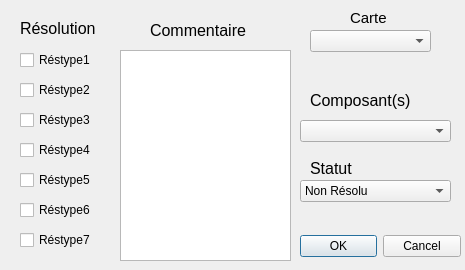
First picture: the form in addentry.ui, repository Rhaven3/Project_SP-CE, before the edit.
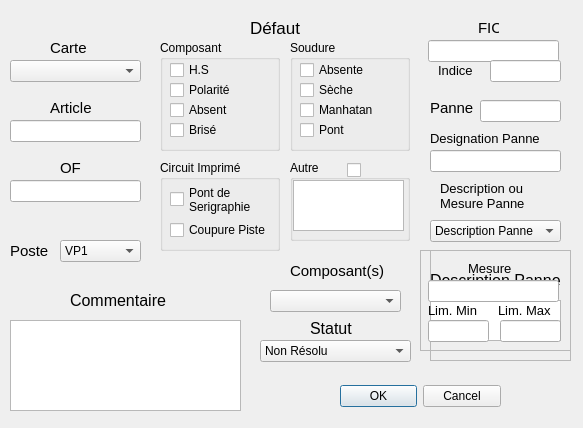
Second picture: the form after the edit.

```diff
--- a/addentry.ui
+++ b/addentry.ui
@@ -6,8 +6,8 @@
    <rect>
     <x>0</x>
     <y>0</y>
-    <width>465</width>
-    <height>270</height>
+    <width>583</width>
+    <height>428</height>
    </rect>
   </property>
   <property name="windowTitle">
@@ -16,8 +16,8 @@
   <widget class="QDialogButtonBox" name="buttonBox">
    <property name="geometry">
     <rect>
-     <x>300</x>
-     <y>230</y>
+     <x>340</x>
+     <y>380</y>
      <width>161</width>
      <height>32</height>
     </rect>
@@ -32,8 +32,8 @@
   <widget class="QLabel" name="label">
    <property name="geometry">
     <rect>
-     <x>350</x>
-     <y>10</y>
+     <x>50</x>
+     <y>40</y>
      <width>41</width>
      <height>16</height>
     </rect>
@@ -50,15 +50,15 @@
   <widget class="QLabel" name="label_5">
    <property name="geometry">
     <rect>
-     <x>310</x>
-     <y>90</y>
+     <x>290</x>
+     <y>260</y>
      <width>101</width>
      <height>21</height>
     </rect>
    </property>
    <property name="font">
     <font>
-     <pointsize>12</pointsize>
+     <pointsize>11</pointsize>
     </font>
    </property>
    <property name="text">
@@ -68,9 +68,9 @@
   <widget class="QComboBox" name="comboCarte">
    <property name="geometry">
     <rect>
-     <x>310</x>
-     <y>30</y>
-     <width>121</width>
+     <x>10</x>
+     <y>60</y>
+     <width>131</width>
      <height>22</height>
     </rect>
    </property>
@@ -78,9 +78,9 @@
   <widget class="QComboBox" name="comboComp">
    <property name="geometry">
     <rect>
-     <x>300</x>
-     <y>120</y>
-     <width>151</width>
+     <x>270</x>
+     <y>290</y>
+     <width>131</width>
      <height>22</height>
     </rect>
    </property>
@@ -89,7 +89,7 @@
    <property name="geometry">
     <rect>
      <x>310</x>
-     <y>160</y>
+     <y>320</y>
      <width>49</width>
      <height>16</height>
     </rect>
@@ -106,8 +106,8 @@
   <widget class="QComboBox" name="comboState">
    <property name="geometry">
     <rect>
-     <x>300</x>
-     <y>180</y>
+     <x>260</x>
+     <y>340</y>
      <width>151</width>
      <height>22</height>
     </rect>
@@ -131,18 +131,18 @@
   <widget class="QTextEdit" name="textEdit">
    <property name="geometry">
     <rect>
-     <x>120</x>
-     <y>50</y>
-     <width>171</width>
-     <height>211</height>
+     <x>10</x>
+     <y>320</y>
+     <width>231</width>
+     <height>91</height>
     </rect>
    </property>
   </widget>
   <widget class="QLabel" name="label_2">
    <property name="geometry">
     <rect>
-     <x>150</x>
-     <y>20</y>
+     <x>70</x>
+     <y>290</y>
      <width>101</width>
      <height>21</height>
     </rect>
@@ -156,113 +156,664 @@
     <string>Commentaire</string>
    </property>
   </widget>
-  <widget class="QCheckBox" name="R6">
-   <property name="geometry">
-    <rect>
-     <x>20</x>
-     <y>200</y>
-     <width>76</width>
-     <height>20</height>
-    </rect>
-   </property>
-   <property name="text">
-    <string>Réstype6</string>
-   </property>
-  </widget>
-  <widget class="QCheckBox" name="R3">
-   <property name="geometry">
-    <rect>
-     <x>20</x>
-     <y>110</y>
-     <width>76</width>
-     <height>20</height>
-    </rect>
-   </property>
-   <property name="text">
-    <string>Réstype3</string>
-   </property>
-  </widget>
-  <widget class="QCheckBox" name="R7">
-   <property name="geometry">
-    <rect>
-     <x>20</x>
-     <y>230</y>
-     <width>76</width>
-     <height>20</height>
-    </rect>
-   </property>
-   <property name="text">
-    <string>Réstype7</string>
-   </property>
-  </widget>
-  <widget class="QCheckBox" name="R2">
-   <property name="geometry">
-    <rect>
-     <x>20</x>
-     <y>80</y>
-     <width>76</width>
-     <height>20</height>
-    </rect>
-   </property>
-   <property name="text">
-    <string>Réstype2</string>
-   </property>
-  </widget>
   <widget class="QLabel" name="label_6">
    <property name="geometry">
     <rect>
-     <x>20</x>
+     <x>250</x>
      <y>20</y>
-     <width>81</width>
+     <width>51</width>
      <height>16</height>
     </rect>
    </property>
    <property name="font">
     <font>
-     <pointsize>12</pointsize>
+     <pointsize>13</pointsize>
     </font>
    </property>
    <property name="text">
-    <string>Résolution</string>
+    <string>Défaut</string>
    </property>
   </widget>
-  <widget class="QCheckBox" name="R1">
+  <widget class="QGroupBox" name="defComp">
    <property name="geometry">
     <rect>
-     <x>20</x>
-     <y>50</y>
-     <width>76</width>
-     <height>20</height>
+     <x>160</x>
+     <y>40</y>
+     <width>120</width>
+     <height>111</height>
     </rect>
    </property>
+   <property name="title">
+    <string>Composant</string>
+   </property>
+   <widget class="QCheckBox" name="checkHS">
+    <property name="geometry">
+     <rect>
+      <x>10</x>
+      <y>20</y>
+      <width>76</width>
+      <height>20</height>
+     </rect>
+    </property>
+    <property name="text">
+     <string>H.S</string>
+    </property>
+   </widget>
+   <widget class="QCheckBox" name="checkPolarite">
+    <property name="geometry">
+     <rect>
+      <x>10</x>
+      <y>40</y>
+      <width>61</width>
+      <height>20</height>
+     </rect>
+    </property>
+    <property name="text">
+     <string>Polarité</string>
+    </property>
+   </widget>
+   <widget class="QCheckBox" name="checkabsent">
+    <property name="geometry">
+     <rect>
+      <x>10</x>
+      <y>60</y>
+      <width>76</width>
+      <height>20</height>
+     </rect>
+    </property>
+    <property name="text">
+     <string>Absent</string>
+    </property>
+   </widget>
+   <widget class="QCheckBox" name="checkbrise">
+    <property name="geometry">
+     <rect>
+      <x>10</x>
+      <y>80</y>
+      <width>76</width>
+      <height>20</height>
+     </rect>
+    </property>
+    <property name="text">
+     <string>Brisé</string>
+    </property>
+   </widget>
+  </widget>
+  <widget class="QGroupBox" name="defCI">
+   <property name="geometry">
+    <rect>
+     <x>160</x>
+     <y>160</y>
+     <width>120</width>
+     <height>91</height>
+    </rect>
+   </property>
+   <property name="title">
+    <string>Circuit Imprimé</string>
+   </property>
+   <widget class="QCheckBox" name="checkpontseri">
+    <property name="geometry">
+     <rect>
+      <x>10</x>
+      <y>19</y>
+      <width>81</width>
+      <height>41</height>
+     </rect>
+    </property>
+    <property name="contextMenuPolicy">
+     <enum>Qt::ActionsContextMenu</enum>
+    </property>
+    <property name="acceptDrops">
+     <bool>false</bool>
+    </property>
+    <property name="text">
+     <string>Pont de 
+Serigraphie</string>
+    </property>
+   </widget>
+   <widget class="QCheckBox" name="checkPiste">
+    <property name="geometry">
+     <rect>
+      <x>10</x>
+      <y>60</y>
+      <width>101</width>
+      <height>20</height>
+     </rect>
+    </property>
+    <property name="text">
+     <string>Coupure Piste</string>
+    </property>
+   </widget>
+  </widget>
+  <widget class="QGroupBox" name="defSoudure">
+   <property name="geometry">
+    <rect>
+     <x>290</x>
+     <y>40</y>
+     <width>120</width>
+     <height>111</height>
+    </rect>
+   </property>
+   <property name="title">
+    <string>Soudure</string>
+   </property>
+   <widget class="QCheckBox" name="checkabsente">
+    <property name="geometry">
+     <rect>
+      <x>10</x>
+      <y>20</y>
+      <width>76</width>
+      <height>20</height>
+     </rect>
+    </property>
+    <property name="text">
+     <string>Absente</string>
+    </property>
+   </widget>
+   <widget class="QCheckBox" name="checkseche">
+    <property name="geometry">
+     <rect>
+      <x>10</x>
+      <y>40</y>
+      <width>76</width>
+      <height>20</height>
+     </rect>
+    </property>
+    <property name="text">
+     <string>Sèche</string>
+    </property>
+   </widget>
+   <widget class="QCheckBox" name="checkmanhatan">
+    <property name="geometry">
+     <rect>
+      <x>10</x>
+      <y>60</y>
+      <width>76</width>
+      <height>20</height>
+     </rect>
+    </property>
+    <property name="text">
+     <string>Manhatan</string>
+    </property>
+   </widget>
+   <widget class="QCheckBox" name="checkpont">
+    <property name="geometry">
+     <rect>
+      <x>10</x>
+      <y>80</y>
+      <width>76</width>
+      <height>20</height>
+     </rect>
+    </property>
+    <property name="text">
+     <string>Pont</string>
+    </property>
+   </widget>
+  </widget>
+  <widget class="QGroupBox" name="defAutre">
+   <property name="geometry">
+    <rect>
+     <x>290</x>
+     <y>160</y>
+     <width>120</width>
+     <height>81</height>
+    </rect>
+   </property>
+   <property name="title">
+    <string>Autre</string>
+   </property>
+   <widget class="QCheckBox" name="checkautre">
+    <property name="geometry">
+     <rect>
+      <x>0</x>
+      <y>0</y>
+      <width>71</width>
+      <height>20</height>
+     </rect>
+    </property>
+    <property name="layoutDirection">
+     <enum>Qt::RightToLeft</enum>
+    </property>
+    <property name="autoFillBackground">
+     <bool>false</bool>
+    </property>
+    <property name="text">
+     <string/>
+    </property>
+   </widget>
+   <widget class="QTextEdit" name="textDefAutre">
+    <property name="geometry">
+     <rect>
+      <x>3</x>
+      <y>20</y>
+      <width>111</width>
+      <height>51</height>
+     </rect>
+    </property>
+   </widget>
+  </widget>
+  <widget class="QLineEdit" name="lineArticle">
+   <property name="geometry">
+    <rect>
+     <x>10</x>
+     <y>120</y>
+     <width>131</width>
+     <height>22</height>
+    </rect>
+   </property>
+  </widget>
+  <widget class="QLabel" name="label_3">
+   <property name="geometry">
+    <rect>
+     <x>50</x>
+     <y>100</y>
+     <width>49</width>
+     <height>16</height>
+    </rect>
+   </property>
+   <property name="font">
+    <font>
+     <pointsize>11</pointsize>
+    </font>
+   </property>
    <property name="text">
-    <string>Réstype1</string>
+    <string>Article</string>
    </property>
   </widget>
-  <widget class="QCheckBox" name="R4">
+  <widget class="QLabel" name="label_4">
    <property name="geometry">
     <rect>
-     <x>20</x>
-     <y>140</y>
-     <width>76</width>
-     <height>20</height>
+     <x>60</x>
+     <y>160</y>
+     <width>21</width>
+     <height>16</height>
     </rect>
    </property>
+   <property name="font">
+    <font>
+     <pointsize>11</pointsize>
+    </font>
+   </property>
    <property name="text">
-    <string>Réstype4</string>
+    <string>OF</string>
    </property>
   </widget>
-  <widget class="QCheckBox" name="R5">
+  <widget class="QLineEdit" name="lineOF">
    <property name="geometry">
     <rect>
-     <x>20</x>
-     <y>170</y>
-     <width>76</width>
-     <height>20</height>
+     <x>10</x>
+     <y>180</y>
+     <width>131</width>
+     <height>22</height>
     </rect>
    </property>
+  </widget>
+  <widget class="QLabel" name="label_8">
+   <property name="geometry">
+    <rect>
+     <x>478</x>
+     <y>20</y>
+     <width>21</width>
+     <height>16</height>
+    </rect>
+   </property>
+   <property name="font">
+    <font>
+     <pointsize>11</pointsize>
+    </font>
+   </property>
    <property name="text">
-    <string>Réstype5</string>
+    <string>FIC</string>
+   </property>
+  </widget>
+  <widget class="QLineEdit" name="lineFIC">
+   <property name="geometry">
+    <rect>
+     <x>428</x>
+     <y>40</y>
+     <width>131</width>
+     <height>22</height>
+    </rect>
+   </property>
+  </widget>
+  <widget class="QLabel" name="label_9">
+   <property name="geometry">
+    <rect>
+     <x>438</x>
+     <y>60</y>
+     <width>49</width>
+     <height>21</height>
+    </rect>
+   </property>
+   <property name="font">
+    <font>
+     <pointsize>10</pointsize>
+    </font>
+   </property>
+   <property name="text">
+    <string>Indice</string>
+   </property>
+  </widget>
+  <widget class="QLineEdit" name="lineIFIC">
+   <property name="geometry">
+    <rect>
+     <x>490</x>
+     <y>60</y>
+     <width>71</width>
+     <height>22</height>
+    </rect>
+   </property>
+  </widget>
+  <widget class="QLabel" name="label_10">
+   <property name="geometry">
+    <rect>
+     <x>430</x>
+     <y>100</y>
+     <width>49</width>
+     <height>16</height>
+    </rect>
+   </property>
+   <property name="font">
+    <font>
+     <pointsize>11</pointsize>
+    </font>
+   </property>
+   <property name="text">
+    <string>Panne</string>
+   </property>
+  </widget>
+  <widget class="QLineEdit" name="linePanne">
+   <property name="geometry">
+    <rect>
+     <x>480</x>
+     <y>100</y>
+     <width>81</width>
+     <height>22</height>
+    </rect>
+   </property>
+  </widget>
+  <widget class="QLineEdit" name="lineDesPanne">
+   <property name="geometry">
+    <rect>
+     <x>430</x>
+     <y>150</y>
+     <width>131</width>
+     <height>22</height>
+    </rect>
+   </property>
+  </widget>
+  <widget class="QLabel" name="label_11">
+   <property name="geometry">
+    <rect>
+     <x>430</x>
+     <y>130</y>
+     <width>121</width>
+     <height>16</height>
+    </rect>
+   </property>
+   <property name="font">
+    <font>
+     <pointsize>10</pointsize>
+    </font>
+   </property>
+   <property name="text">
+    <string>Designation Panne</string>
+   </property>
+  </widget>
+  <widget class="QComboBox" name="comboPoste">
+   <property name="geometry">
+    <rect>
+     <x>60</x>
+     <y>240</y>
+     <width>81</width>
+     <height>22</height>
+    </rect>
+   </property>
+   <item>
+    <property name="text">
+     <string>VP1</string>
+    </property>
+   </item>
+   <item>
+    <property name="text">
+     <string>VP1N</string>
+    </property>
+   </item>
+   <item>
+    <property name="text">
+     <string>VP2</string>
+    </property>
+   </item>
+   <item>
+    <property name="text">
+     <string>VP2N</string>
+    </property>
+   </item>
+   <item>
+    <property name="text">
+     <string>VP3</string>
+    </property>
+   </item>
+   <item>
+    <property name="text">
+     <string>VP3N</string>
+    </property>
+   </item>
+   <item>
+    <property name="text">
+     <string>VP4</string>
+    </property>
+   </item>
+   <item>
+    <property name="text">
+     <string>Hors Poste</string>
+    </property>
+   </item>
+  </widget>
+  <widget class="QLabel" name="label_16">
+   <property name="geometry">
+    <rect>
+     <x>10</x>
+     <y>240</y>
+     <width>49</width>
+     <height>21</height>
+    </rect>
+   </property>
+   <property name="font">
+    <font>
+     <pointsize>11</pointsize>
+    </font>
+   </property>
+   <property name="text">
+    <string>Poste</string>
+   </property>
+  </widget>
+  <widget class="QComboBox" name="comboChoicePanne">
+   <property name="geometry">
+    <rect>
+     <x>430</x>
+     <y>220</y>
+     <width>131</width>
+     <height>22</height>
+    </rect>
+   </property>
+   <item>
+    <property name="text">
+     <string>Description Panne</string>
+    </property>
+   </item>
+   <item>
+    <property name="text">
+     <string>Mesure Panne</string>
+    </property>
+   </item>
+  </widget>
+  <widget class="QFrame" name="frameDescriPanne">
+   <property name="geometry">
+    <rect>
+     <x>430</x>
+     <y>250</y>
+     <width>141</width>
+     <height>111</height>
+    </rect>
+   </property>
+   <property name="frameShape">
+    <enum>QFrame::StyledPanel</enum>
+   </property>
+   <property name="frameShadow">
+    <enum>QFrame::Raised</enum>
+   </property>
+   <widget class="QTextEdit" name="textIndicPanne">
+    <property name="geometry">
+     <rect>
+      <x>0</x>
+      <y>50</y>
+      <width>131</width>
+      <height>41</height>
+     </rect>
+    </property>
+   </widget>
+   <widget class="QLabel" name="label_15">
+    <property name="geometry">
+     <rect>
+      <x>0</x>
+      <y>20</y>
+      <width>131</width>
+      <height>21</height>
+     </rect>
+    </property>
+    <property name="font">
+     <font>
+      <pointsize>12</pointsize>
+     </font>
+    </property>
+    <property name="text">
+     <string>Description Panne</string>
+    </property>
+   </widget>
+  </widget>
+  <widget class="QFrame" name="frameMesure">
+   <property name="geometry">
+    <rect>
+     <x>420</x>
+     <y>250</y>
+     <width>151</width>
+     <height>101</height>
+    </rect>
+   </property>
+   <property name="frameShape">
+    <enum>QFrame::StyledPanel</enum>
+   </property>
+   <property name="frameShadow">
+    <enum>QFrame::Raised</enum>
+   </property>
+   <widget class="QLineEdit" name="lineMax">
+    <property name="geometry">
+     <rect>
+      <x>80</x>
+      <y>70</y>
+      <width>61</width>
+      <height>22</height>
+     </rect>
+    </property>
+   </widget>
+   <widget class="QLabel" name="label_13">
+    <property name="geometry">
+     <rect>
+      <x>8</x>
+      <y>50</y>
+      <width>61</width>
+      <height>21</height>
+     </rect>
+    </property>
+    <property name="font">
+     <font>
+      <pointsize>10</pointsize>
+     </font>
+    </property>
+    <property name="text">
+     <string>Lim. Min</string>
+    </property>
+   </widget>
+   <widget class="QLineEdit" name="lineMin">
+    <property name="geometry">
+     <rect>
+      <x>8</x>
+      <y>70</y>
+      <width>61</width>
+      <height>22</height>
+     </rect>
+    </property>
+   </widget>
+   <widget class="QLabel" name="label_14">
+    <property name="geometry">
+     <rect>
+      <x>78</x>
+      <y>50</y>
+      <width>61</width>
+      <height>21</height>
+     </rect>
+    </property>
+    <property name="font">
+     <font>
+      <pointsize>10</pointsize>
+     </font>
+    </property>
+    <property name="text">
+     <string>Lim. Max</string>
+    </property>
+   </widget>
+   <widget class="QLineEdit" name="lineMesure">
+    <property name="geometry">
+     <rect>
+      <x>8</x>
+      <y>30</y>
+      <width>131</width>
+      <height>22</height>
+     </rect>
+    </property>
+    <property name="font">
+     <font>
+      <pointsize>9</pointsize>
+     </font>
+    </property>
+   </widget>
+   <widget class="QLabel" name="label_12">
+    <property name="geometry">
+     <rect>
+      <x>48</x>
+      <y>10</y>
+      <width>49</width>
+      <height>16</height>
+     </rect>
+    </property>
+    <property name="font">
+     <font>
+      <pointsize>10</pointsize>
+     </font>
+    </property>
+    <property name="text">
+     <string>Mesure</string>
+    </property>
+   </widget>
+  </widget>
+  <widget class="QLabel" name="label_17">
+   <property name="geometry">
+    <rect>
+     <x>440</x>
+     <y>180</y>
+     <width>111</width>
+     <height>31</height>
+    </rect>
+   </property>
+   <property name="font">
+    <font>
+     <pointsize>10</pointsize>
+    </font>
+   </property>
+   <property name="text">
+    <string>Description ou 
+Mesure Panne</string>
    </property>
   </widget>
  </widget>
```
Left out of the diff: 2 changed lines with no effect on the pictures.
